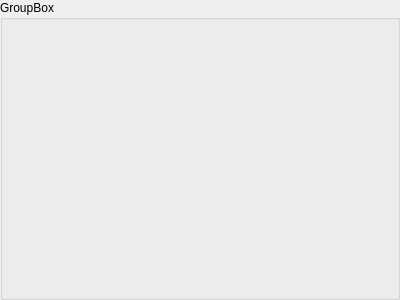
Before: the Qt Designer form paramsPage.ui in zpp0/wsnsim-preprocessor, drawn with Qt 5.
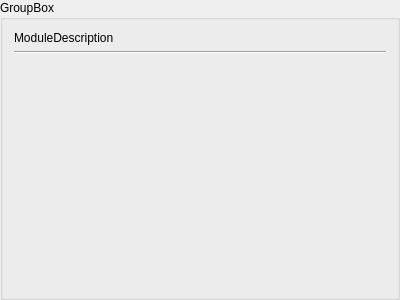
After: the same form once the commit is applied.

Commit message: displaying the description of module and  toolTips module params

Patch:
```diff
--- a/paramsPage.ui
+++ b/paramsPage.ui
@@ -17,8 +17,39 @@
    <string>GroupBox</string>
   </property>
   <layout class="QGridLayout" name="gridLayout">
+   <item row="2" column="0">
+    <layout class="QFormLayout" name="formLayout">
+     <property name="fieldGrowthPolicy">
+      <enum>QFormLayout::AllNonFixedFieldsGrow</enum>
+     </property>
+     <item row="0" column="0">
+      <spacer name="verticalSpacer">
+       <property name="orientation">
+        <enum>Qt::Vertical</enum>
+       </property>
+       <property name="sizeHint" stdset="0">
+        <size>
+         <width>20</width>
+         <height>40</height>
+        </size>
+       </property>
+      </spacer>
+     </item>
+    </layout>
+   </item>
    <item row="0" column="0">
-    <layout class="QFormLayout" name="formLayout"/>
+    <widget class="QLabel" name="l_description">
+     <property name="text">
+      <string>ModuleDescription</string>
+     </property>
+    </widget>
+   </item>
+   <item row="1" column="0">
+    <widget class="Line" name="line">
+     <property name="orientation">
+      <enum>Qt::Horizontal</enum>
+     </property>
+    </widget>
    </item>
   </layout>
  </widget>
```
The commit also changes 3 other files.
